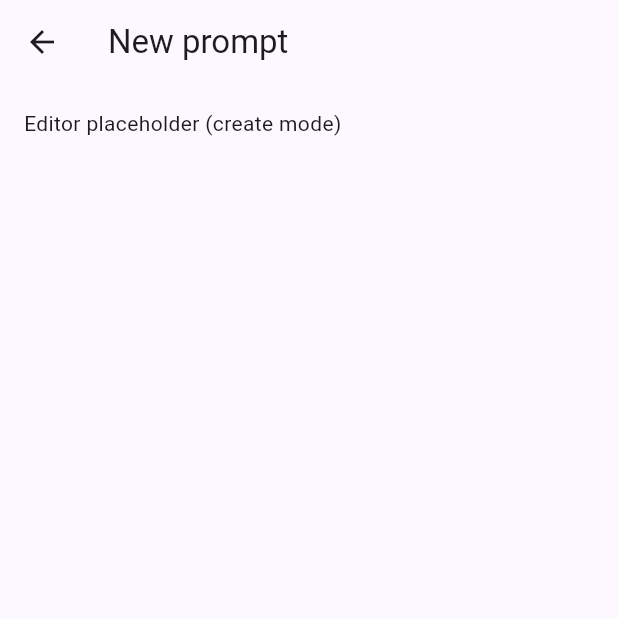
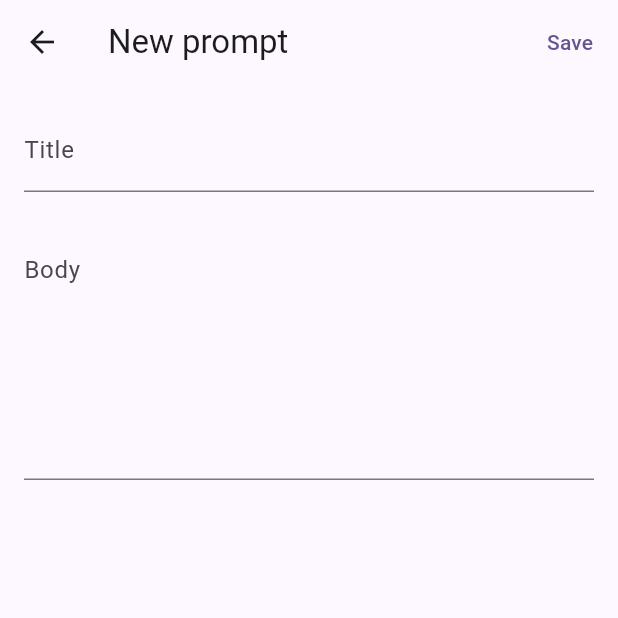
Before and after one commit to aarunbhardwaj/prompt-vault, a Flutter app: the screen it shows after launch, after a tap on the "add" icon, on a phone screen of 412 x 824 dp, the top half of it. Run offline on Flutter 3.47's test engine with Material 3 defaults, Android fonts, the phone set to English and light mode, and no system bars; our stand-ins replace flutter_riverpod, freezed_annotation, go_router, sqflite; accounts and stored records are empty.

Commit message:
E3-T1: prompt editor create and edit with validation
Replace placeholder with form, promptById loading, dirty back confirm, and save to library.

Co-authored-by: Cursor <cursoragent@cursor.com>

```diff
--- a/lib/app/router.dart
+++ b/lib/app/router.dart
@@ -1,6 +1,6 @@
 import 'package:flutter_riverpod/flutter_riverpod.dart';
 import 'package:go_router/go_router.dart';
-import 'package:prompt_vault/features/prompts/presentation/editor_placeholder_screen.dart';
+import 'package:prompt_vault/features/prompts/presentation/prompt_editor_screen.dart';
 import 'package:prompt_vault/features/prompts/presentation/library_screen.dart';
 import 'package:prompt_vault/features/prompts/presentation/runner_placeholder_screen.dart';
 
@@ -11,13 +11,13 @@ final routerProvider = Provider<GoRouter>((ref) {
       GoRoute(path: '/', builder: (context, state) => const LibraryScreen()),
       GoRoute(
         path: '/prompt/new',
-        builder: (context, state) => const EditorPlaceholderScreen(),
+        builder: (context, state) => const PromptEditorScreen(),
       ),
       GoRoute(
         path: '/prompt/:id/edit',
         builder: (context, state) {
           final id = state.pathParameters['id']!;
-          return EditorPlaceholderScreen(promptId: id);
+          return PromptEditorScreen(promptId: id);
         },
       ),
       GoRoute(
--- a/lib/features/prompts/data/prompt_providers.dart
+++ b/lib/features/prompts/data/prompt_providers.dart
@@ -67,6 +67,15 @@ final librarySearchQueryProvider = StateProvider<String>((ref) => '');
 /// When true, library shows only prompts with `isFavorite`.
 final libraryFavoritesOnlyProvider = StateProvider<bool>((ref) => false);
 
+/// Single prompt for edit screen (loads from repository).
+final promptByIdProvider = FutureProvider.family<Prompt?, String>((
+  ref,
+  id,
+) async {
+  await ref.watch(appDatabaseProvider.future);
+  return ref.read(promptRepositoryProvider).getById(id);
+});
+
 /// Prompts shown in the library (search + optional favorites filter).
 final libraryVisiblePromptsProvider = FutureProvider<List<Prompt>>((ref) async {
   final query = ref.watch(librarySearchQueryProvider).trim();
--- a/lib/features/prompts/presentation/editor_placeholder_screen.dart
+++ /dev/null
@@ -1,32 +0,0 @@
-import 'package:flutter/material.dart';
-import 'package:go_router/go_router.dart';
-
-class EditorPlaceholderScreen extends StatelessWidget {
-  const EditorPlaceholderScreen({super.key, this.promptId});
-
-  final String? promptId;
-
-  bool get isEdit => promptId != null;
-
-  @override
-  Widget build(BuildContext context) {
-    final title = isEdit ? 'Edit prompt' : 'New prompt';
-    return Scaffold(
-      appBar: AppBar(
-        title: Text(title),
-        leading: IconButton(
-          icon: const Icon(Icons.arrow_back),
-          onPressed: () => context.go('/'),
-        ),
-      ),
-      body: Padding(
-        padding: const EdgeInsets.all(16),
-        child: Text(
-          isEdit
-              ? 'Editor placeholder for prompt id: $promptId'
-              : 'Editor placeholder (create mode)',
-        ),
-      ),
-    );
-  }
-}
--- /dev/null
+++ b/lib/features/prompts/presentation/prompt_editor_screen.dart
@@ -0,0 +1,219 @@
+import 'package:flutter/material.dart';
+import 'package:flutter_riverpod/flutter_riverpod.dart';
+import 'package:go_router/go_router.dart';
+import 'package:prompt_vault/features/prompts/data/prompt_providers.dart';
+import 'package:prompt_vault/features/prompts/domain/prompt.dart';
+
+class PromptEditorScreen extends ConsumerStatefulWidget {
+  const PromptEditorScreen({super.key, this.promptId});
+
+  final String? promptId;
+
+  bool get isEdit => promptId != null;
+
+  @override
+  ConsumerState<PromptEditorScreen> createState() => _PromptEditorScreenState();
+}
+
+class _PromptEditorScreenState extends ConsumerState<PromptEditorScreen> {
+  final _titleController = TextEditingController();
+  final _bodyController = TextEditingController();
+
+  String _initialTitle = '';
+  String _initialBody = '';
+  bool _loaded = false;
+
+  String? _titleError;
+  String? _bodyError;
+
+  bool get _isDirty =>
+      _titleController.text != _initialTitle ||
+      _bodyController.text != _initialBody;
+
+  @override
+  void dispose() {
+    _titleController.dispose();
+    _bodyController.dispose();
+    super.dispose();
+  }
+
+  void _seedFields({required String title, required String body}) {
+    _titleController.text = title;
+    _bodyController.text = body;
+    _initialTitle = title;
+    _initialBody = body;
+    _loaded = true;
+  }
+
+  Future<bool> _confirmDiscard() async {
+    if (!_isDirty) {
+      return true;
+    }
+    final leave = await showDialog<bool>(
+      context: context,
+      builder: (context) => AlertDialog(
+        title: const Text('Discard changes?'),
+        content: const Text('You have unsaved edits.'),
+        actions: [
+          TextButton(
+            onPressed: () => Navigator.of(context).pop(false),
+            child: const Text('Keep editing'),
+          ),
+          TextButton(
+            onPressed: () => Navigator.of(context).pop(true),
+            child: const Text('Discard'),
+          ),
+        ],
+      ),
+    );
+    return leave ?? false;
+  }
+
+  Future<void> _leaveEditor() async {
+    if (await _confirmDiscard() && mounted) {
+      context.go('/');
+    }
+  }
+
+  Future<void> _save() async {
+    final title = _titleController.text.trim();
+    final body = _bodyController.text.trim();
+
+    setState(() {
+      _titleError = title.isEmpty ? 'Title is required' : null;
+      _bodyError = body.isEmpty ? 'Body is required' : null;
+    });
+
+    if (_titleError != null || _bodyError != null) {
+      return;
+    }
+
+    final notifier = ref.read(promptListProvider.notifier);
+
+    if (widget.isEdit) {
+      final id = widget.promptId!;
+      final existing = await ref.read(promptByIdProvider(id).future);
+      if (existing == null) {
+        if (!mounted) {
+          return;
+        }
+        ScaffoldMessenger.of(
+          context,
+        ).showSnackBar(const SnackBar(content: Text('Prompt not found')));
+        context.go('/');
+        return;
+      }
+      final now = DateTime.now().toUtc();
+      await notifier.updatePrompt(
+        existing.copyWith(title: title, body: body, updatedAt: now),
+      );
+    } else {
+      final now = DateTime.now().toUtc();
+      await notifier.createPrompt(
+        Prompt(
+          id: 'p-${now.microsecondsSinceEpoch}',
+          title: title,
+          body: body,
+          createdAt: now,
+          updatedAt: now,
+        ),
+      );
+    }
+
+    if (mounted) {
+      context.go('/');
+    }
+  }
+
+  @override
+  Widget build(BuildContext context) {
+    if (widget.isEdit && !_loaded) {
+      final asyncPrompt = ref.watch(promptByIdProvider(widget.promptId!));
+      return asyncPrompt.when(
+        data: (prompt) {
+          if (prompt == null) {
+            return Scaffold(
+              appBar: AppBar(title: const Text('Edit prompt')),
+              body: const Center(child: Text('Prompt not found')),
+            );
+          }
+          WidgetsBinding.instance.addPostFrameCallback((_) {
+            if (!_loaded) {
+              _seedFields(title: prompt.title, body: prompt.body);
+              setState(() {});
+            }
+          });
+          return _buildScaffold(context);
+        },
+        loading: () => Scaffold(
+          appBar: AppBar(title: const Text('Edit prompt')),
+          body: const Center(child: CircularProgressIndicator()),
+        ),
+        error: (error, _) => Scaffold(
+          appBar: AppBar(title: const Text('Edit prompt')),
+          body: Center(child: Text('Error: $error')),
+        ),
+      );
+    }
+
+    return _buildScaffold(context);
+  }
+
+  Widget _buildScaffold(BuildContext context) {
+    final title = widget.isEdit ? 'Edit prompt' : 'New prompt';
+
+    return PopScope(
+      canPop: false,
+      onPopInvokedWithResult: (didPop, result) {
+        if (!didPop) {
+          _leaveEditor();
+        }
+      },
+      child: Scaffold(
+        appBar: AppBar(
+          title: Text(title),
+          leading: IconButton(
+            icon: const Icon(Icons.arrow_back),
+            onPressed: _leaveEditor,
+          ),
+          actions: [TextButton(onPressed: _save, child: const Text('Save'))],
+        ),
+        body: ListView(
+          padding: const EdgeInsets.all(16),
+          children: [
+            TextField(
+              controller: _titleController,
+              decoration: InputDecoration(
+                labelText: 'Title',
+                errorText: _titleError,
+              ),
+              textInputAction: TextInputAction.next,
+              onChanged: (_) {
+                if (_titleError != null) {
+                  setState(() => _titleError = null);
+                }
+              },
+            ),
+            const SizedBox(height: 16),
+            TextField(
+              controller: _bodyController,
+              decoration: InputDecoration(
+                labelText: 'Body',
+                alignLabelWithHint: true,
+                errorText: _bodyError,
+              ),
+              minLines: 6,
+              maxLines: null,
+              keyboardType: TextInputType.multiline,
+              onChanged: (_) {
+                if (_bodyError != null) {
+                  setState(() => _bodyError = null);
+                }
+              },
+            ),
+          ],
+        ),
+      ),
+    );
+  }
+}
```
Also changed, not shown: .cursor/sprint-state.json, 3 other files.
